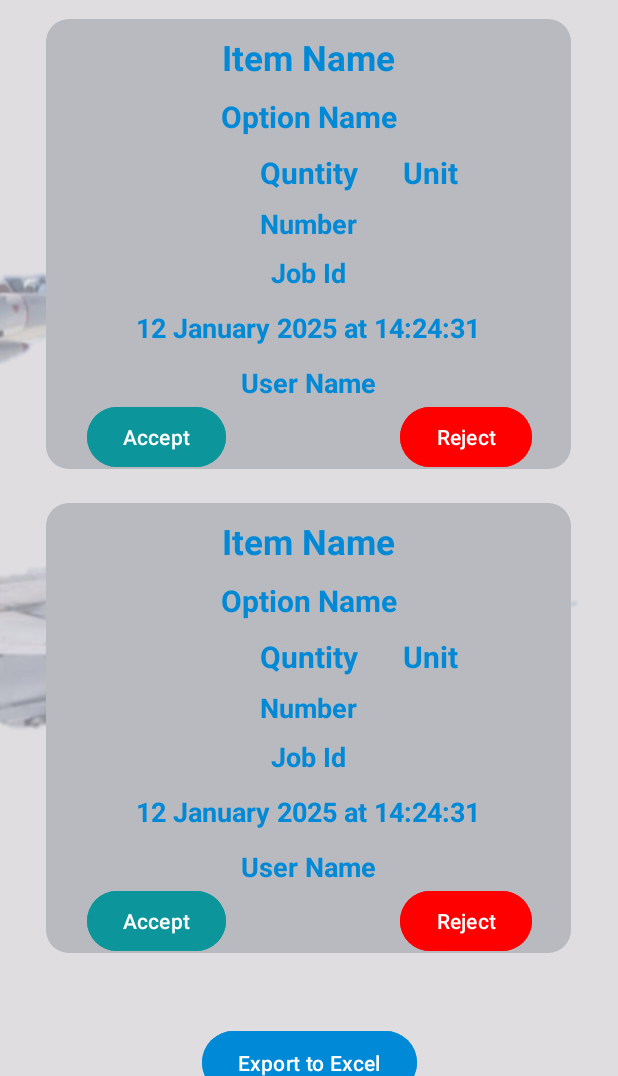
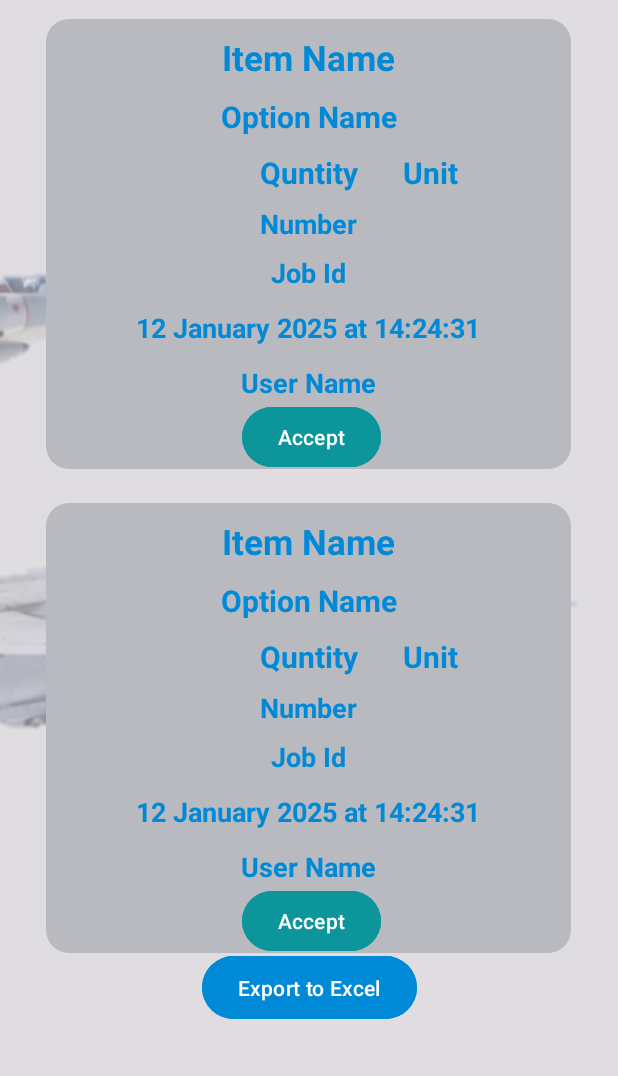
Before and after one commit to kavishkasupun/Estok, an Android app: the layout activity_view_order.xml on its own in the app's theme, with its tools: preview values and no code run, on a phone screen of 412 x 824 dp, the part 160-1236 px from its top. Run offline under Robolectric (Android 15) with nearby library versions, the phone set to English and light mode, and no system bars.

Commit message:
layout fix 1.0

```diff
--- a/app/src/main/res/layout/activity_view_order.xml
+++ b/app/src/main/res/layout/activity_view_order.xml
@@ -17,7 +17,7 @@
         android:id="@+id/btn_export_excel"
         android:layout_width="wrap_content"
         android:layout_height="50dp"
-        android:layout_marginTop="790dp"
+        android:layout_marginTop="740dp"
         android:backgroundTint="@color/skyblue"
         android:text="Export to Excel"
         android:textColor="@color/white"
--- a/app/src/main/res/layout/view_order.xml
+++ b/app/src/main/res/layout/view_order.xml
@@ -112,26 +112,12 @@
         android:layout_width="wrap_content"
         android:layout_height="wrap_content"
         android:text="Accept"
-        android:layout_marginEnd="190dp"
+        android:layout_marginEnd="20dp"
         android:backgroundTint="@color/green"
         android:textColor="@color/white"
         app:layout_constraintTop_toBottomOf="@+id/Submite_by"
         app:layout_constraintStart_toStartOf="@+id/item_container"
-        app:layout_constraintEnd_toEndOf="parent"
-        app:layout_constraintHorizontal_bias="0.3" />
-
-    <!-- Reject Button -->
-    <Button
-        android:id="@+id/btn_reject"
-        android:layout_width="wrap_content"
-        android:layout_height="wrap_content"
-        android:text="Reject"
-        android:backgroundTint="@color/red"
-        android:textColor="@color/white"
-        app:layout_constraintTop_toBottomOf="@+id/Submite_by"
-        app:layout_constraintStart_toEndOf="@+id/btn_accept"
-        app:layout_constraintEnd_toEndOf="parent"
-        app:layout_constraintHorizontal_bias="0.7" />
+        app:layout_constraintEnd_toEndOf="parent" />
 
 
 
--- a/app/src/main/res/menu/buttom_menu.xml
+++ b/app/src/main/res/menu/buttom_menu.xml
@@ -11,10 +11,6 @@
         android:icon="@drawable/add"/>
 
     <item
-        android:id="@+id/view_btn"
-        android:title="Solutions"
-        android:icon="@drawable/view"/>
-    <item
         android:id="@+id/user_btn"
         android:title="User"
         android:icon="@drawable/user"/>
```
Also changed, not shown: app/src/main/java/com/example/estok/Adapter/OrderAdapter.java (+3 -6 lines), app/src/main/java/com/example/estok/Home.java (+0 -8 lines), app/src/main/java/com/example/estok/Option.java (+0 -7 lines), app/src/main/java/com/example/estok/User.java (+0 -8 lines), app/src/main/java/com/example/estok/ViewOrder.java (+14 -15 lines), app/src/main/res/layout/activity_accept_order.xml (+4 -4 lines), app/src/main/res/layout/activity_user.xml (+5 -5 lines).
